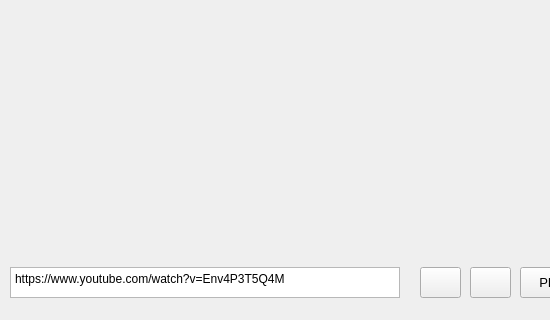
abrarShariar/YouTube-Player, file src/webview.ui: the form before one commit; both pictures show x 0 to 550 and y 143 to 463 of the 645 by 463 pixel window.
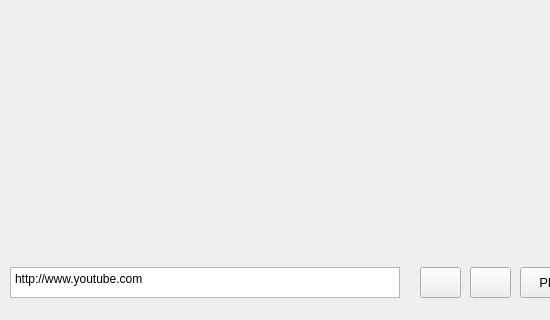
The form after the commit.

The edit to the form file:
```diff
--- a/src/webview.ui
+++ b/src/webview.ui
@@ -23,7 +23,7 @@
     </rect>
    </property>
    <property name="plainText">
-    <string>https://www.youtube.com/watch?v=Env4P3T5Q4M</string>
+    <string>http://www.youtube.com</string>
    </property>
   </widget>
   <widget class="QPushButton" name="playButton">
```
Left out of the diff: 2 changed lines with no effect on the pictures.
